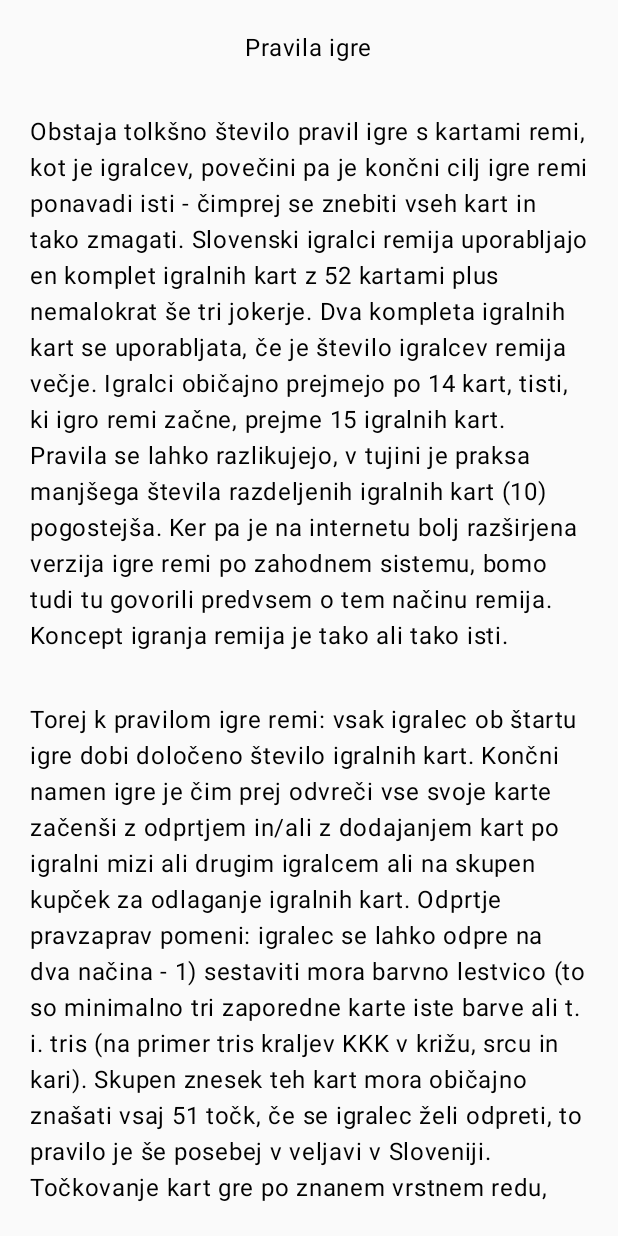
After one commit to marcuss346/RemiCalculator, an Android app built with Jetpack Compose: the GameRulesScreen screen opened through its navigation route, on a phone screen of 412 x 824 dp. The commit adds this screen. Run offline under Robolectric (Android 15) with nearby library versions, the phone set to English and light mode, and no system bars.

Commit message:
added game rules screen

```diff
--- a/app/src/main/java/com/example/remicalculator/MainActivity.kt
+++ b/app/src/main/java/com/example/remicalculator/MainActivity.kt
@@ -18,7 +18,7 @@ class MainActivity : ComponentActivity() {
     }
 }
 
-
+/*
 @Composable
 fun Greeting(name: String, modifier: Modifier = Modifier) {
     Text(
@@ -34,3 +34,4 @@ fun GreetingPreview() {
         Greeting("Android")
     }
 }
+*/
--- a/app/src/main/java/com/example/remicalculator/RemiCalculator.kt
+++ b/app/src/main/java/com/example/remicalculator/RemiCalculator.kt
@@ -7,11 +7,13 @@ import androidx.navigation.compose.composable
 import androidx.navigation.compose.rememberNavController
 import com.example.remicalculator.ui.HomeScreen
 import com.example.remicalculator.ui.NewGameScreen
+import com.example.remicalculator.ui.GameRulesScreen
 import androidx.navigation.NavHostController
 
 enum class RemiCalculatorScreen {
     Home,
-    NewGame
+    NewGame,
+    GameRules
 }
 
 @Composable
@@ -27,5 +29,8 @@ fun RemiCalcApp(navController: NavHostController = rememberNavController()) {
         composable(route = RemiCalculatorScreen.NewGame.name) {
             NewGameScreen(navController = navController)
         }
+        composable(route = RemiCalculatorScreen.GameRules.name) {
+            GameRulesScreen(navController = navController)
+        }
     }
 }
--- /dev/null
+++ b/app/src/main/java/com/example/remicalculator/ui/GameRulesScreen.kt
@@ -0,0 +1,92 @@
+package com.example.remicalculator.ui
+
+import androidx.compose.foundation.layout.Arrangement
+import androidx.compose.foundation.layout.Column
+import androidx.compose.foundation.layout.Spacer
+import androidx.compose.foundation.layout.fillMaxSize
+import androidx.compose.foundation.layout.fillMaxWidth
+import androidx.compose.foundation.layout.height
+import androidx.compose.foundation.layout.padding
+import androidx.compose.foundation.rememberScrollState
+import androidx.compose.foundation.text.KeyboardOptions
+import androidx.compose.foundation.verticalScroll
+import androidx.compose.material3.Button
+import androidx.compose.material3.OutlinedTextField
+import androidx.compose.material3.Text
+import androidx.compose.runtime.Composable
+import androidx.compose.ui.Alignment
+import androidx.compose.ui.Modifier
+import androidx.compose.ui.text.input.ImeAction
+import androidx.compose.ui.text.input.KeyboardType
+import androidx.compose.ui.unit.dp
+import androidx.navigation.NavController
+
+@Composable
+fun GameRulesScreen(
+    navController: NavController
+) {
+    val scrollState = rememberScrollState()
+
+    Column (
+        modifier = Modifier
+            .fillMaxSize()
+            .padding(20.dp)
+            .verticalScroll(scrollState),
+        verticalArrangement = Arrangement.Center,
+        horizontalAlignment = Alignment.CenterHorizontally
+    ){
+        Text(
+            text = "Pravila igre"
+        )
+
+        Spacer(
+            modifier = Modifier.height(32.dp)
+        )
+
+        Text(
+            text = "Obstaja tolkšno število pravil igre s kartami remi, " +
+                    "kot je igralcev, povečini pa je končni cilj igre remi " +
+                    "ponavadi isti - čimprej se znebiti vseh kart in " +
+                    "tako zmagati. Slovenski igralci remija uporabljajo " +
+                    "en komplet igralnih kart z 52 kartami plus nemalokrat " +
+                    "še tri jokerje. Dva kompleta igralnih kart se uporabljata, " +
+                    "če je število igralcev remija večje. Igralci običajno " +
+                    "prejmejo po 14 kart, tisti, ki igro remi začne, prejme 15 " +
+                    "igralnih kart. Pravila se lahko razlikujejo, v tujini je " +
+                    "praksa manjšega števila razdeljenih igralnih kart (10) " +
+                    "pogostejša. Ker pa je na internetu bolj razširjena " +
+                    "verzija igre remi po zahodnem sistemu, bomo tudi tu " +
+                    "govorili predvsem o tem načinu remija. Koncept igranja " +
+                    "remija je tako ali tako isti."
+        )
+
+        Spacer(
+            modifier = Modifier.height(32.dp)
+        )
+
+        Text(
+            text = "Torej k pravilom igre remi: vsak igralec ob štartu igre dobi določeno število " +
+                    "igralnih kart. Končni namen igre je čim prej odvreči vse svoje karte začenši z odprtjem " +
+                    "in/ali z dodajanjem kart po igralni mizi ali drugim igralcem ali na skupen kupček za odlaganje " +
+                    "igralnih kart. Odprtje pravzaprav pomeni: igralec se lahko odpre na dva načina - 1) sestaviti mora " +
+                    "barvno lestvico (to so minimalno tri zaporedne karte iste barve ali t. i. tris (na primer " +
+                    "tris kraljev KKK v križu, srcu in kari). Skupen znesek teh kart mora običajno znašati vsaj 51 " +
+                    "točk, če se igralec želi odpreti, to pravilo je še posebej v veljavi v Sloveniji. Točkovanje kart " +
+                    "gre po znanem vrstnem redu, pravila remija pravijo: številke na kartah so vredne toliko točk, kot " +
+                    "je vredna številka na karti, karte s podobami (Janez, Dama in Kralj) pa so vredne po 10 točk. As je " +
+                    "bodisi vreden eno točko, bodisi 10 ali 11 točk, odvisno od posamezne igralne igre. Kjer se iga z " +
+                    "jokerji, so le-ti vredni po 25 točk. Sleherni igralec lahko igralne karte bodisi dodaja v že " +
+                    "odprte karte drugih igralcev remija šele, ko je tudi sam odprt, prej ne. "
+        )
+
+        Spacer(
+            modifier = Modifier.height(32.dp)
+        )
+
+        Button(onClick = {navController.navigateUp()}) {
+            Text(
+                text = "Nazaj"
+            )
+        }
+    }
+}
--- a/app/src/main/java/com/example/remicalculator/ui/HomeScreen.kt
+++ b/app/src/main/java/com/example/remicalculator/ui/HomeScreen.kt
@@ -48,5 +48,15 @@ fun HomeScreen (navController: NavController) {
             )
         }
 
+        Spacer(
+            modifier = Modifier.height(20.dp)
+        )
+
+        Button(onClick = {navController.navigate(RemiCalculatorScreen.GameRules.name)}) {
+            Text(
+                text = "Pravila igre"
+            )
+        }
+
     }
 }
```
